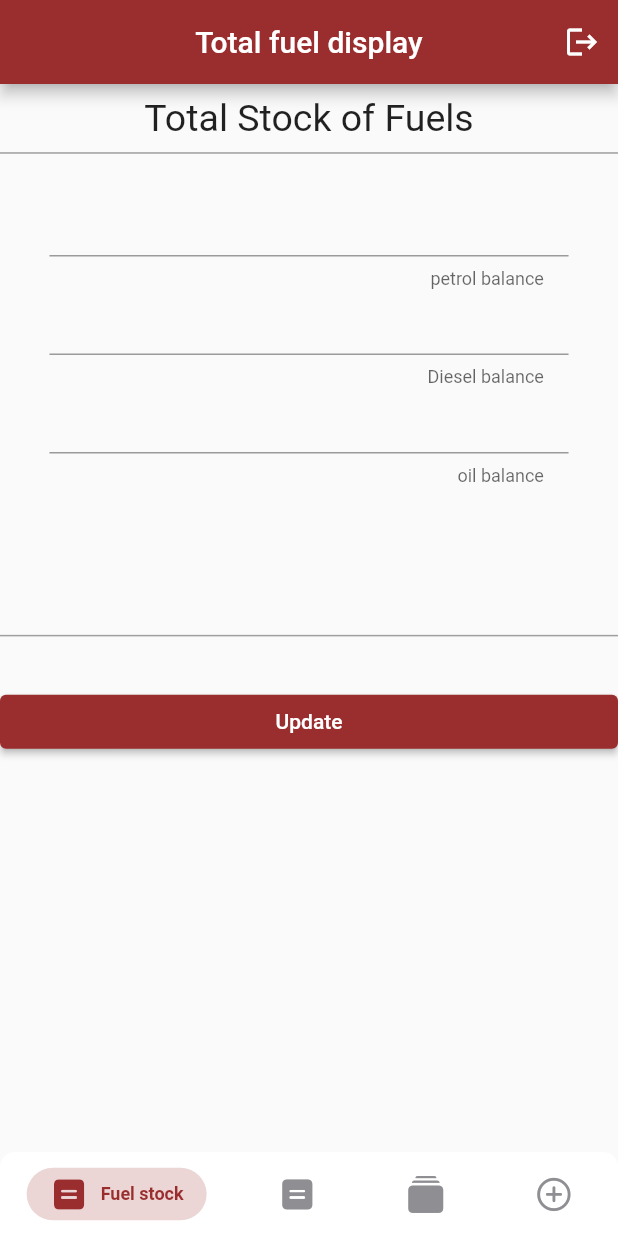
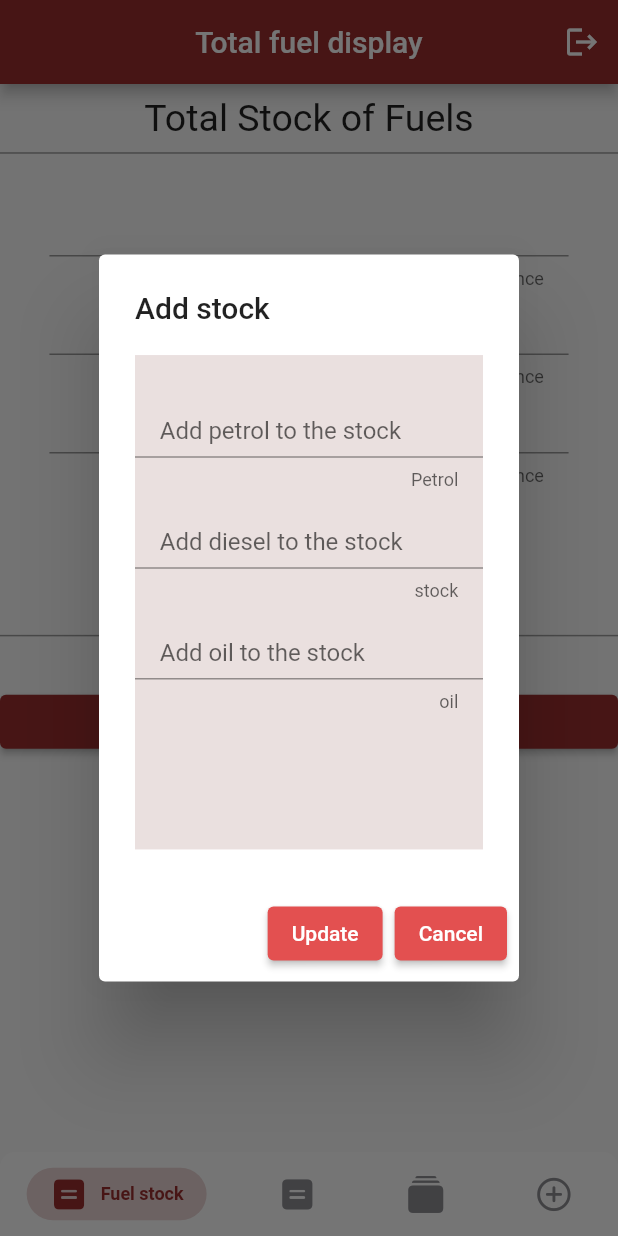
Before and after one commit to GOKULKRISHNA-R/Petrol_Bunk_Maintainence, a Flutter app: the screen it shows once a user with an empty profile is signed in, after a tap on "Update", on a phone screen of 412 x 824 dp. Run offline on Flutter 3.47's test engine with Material 2 defaults, Android fonts, the phone set to English and light mode, and no system bars; drawn by our look-alikes of persistent_bottom_nav_bar; our stand-ins replace cloud_firestore, firebase_auth, firebase_core, get, image_cropper, image_picker and 1 more; missing offline and left inert: google_mlkit_text_recognition; accounts and stored records are empty.

Commit message:
Update fuel_stock_display.dart

```diff
--- a/lib/screens/fuel_stock/fuel_stock_display.dart
+++ b/lib/screens/fuel_stock/fuel_stock_display.dart
@@ -22,9 +22,9 @@ class FuelStockDisplay extends StatelessWidget {
 
   getFuelData() async {
     x = await currentFuelStockDB.getDataFromDB();
-    fuelStockController.cDiesel.text = x['diesel'].toString() ;
-    fuelStockController.cPetrol.text = x['petrol'].toString() ;
-    fuelStockController.cOil.text = x['oil'].toString() ;
+    fuelStockController.cDiesel.text = x['diesel'].toString();
+    fuelStockController.cPetrol.text = x['petrol'].toString();
+    fuelStockController.cOil.text = x['oil'].toString();
   }
 
   @override
@@ -64,10 +64,10 @@ class FuelStockDisplay extends StatelessWidget {
             thickness: 1,
           ),
           Container(
-            child: Column(children: [
+              child: Column(
+            children: [
               Container(
                 padding: EdgeInsets.all(Get.width * 0.08),
-
                 child: Column(
                   children: [
                     TextField(
@@ -121,9 +121,8 @@ class FuelStockDisplay extends StatelessWidget {
               SizedBox(
                 height: Get.height * 0.04,
               ),
-                ],)
-
-          ),
+            ],
+          )),
           SizedBox(
             height: Get.height * 0.04,
           ),
@@ -142,7 +141,8 @@ class FuelStockDisplay extends StatelessWidget {
               foregroundColor: Colors.white, // foreground (text) color
             ),
             onPressed: () {
-              // int petrolCost =
+              _showAlertDialog(
+                  context, fuelStockController, currentFuelStockDB);
             },
             child: const Text('Update'),
           ),
@@ -150,71 +150,116 @@ class FuelStockDisplay extends StatelessWidget {
   }
 }
 
+void _showAlertDialog(
+    BuildContext context,
+    FuelStockController fuelStockController,
+    CurrentFuelStockDB currentFuelStockDB) {
+  AlertDialog alert = AlertDialog(
+    title: Text("Add stock"),
+    content: Container(
+      color: Color.fromARGB(255, 234, 224, 223),
+      height: Get.height * 0.4,
+      child: Column(
+        children: [
+          SizedBox(
+            height: Get.height * 0.04,
+          ),
+          // Text(
+          //   "Total petrol sold :",
+          //   textAlign: TextAlign.right,
+          // ),
+          TextField(
+            controller: fuelStockController.addPetrol,
+            decoration: InputDecoration(
+                isDense: true,
+                contentPadding: EdgeInsets.symmetric(
+                    horizontal: Get.width * 0.04, vertical: Get.height * 0.01),
+                counterText: 'Petrol',
+                hintText: "Add petrol to the stock"),
+            keyboardType: TextInputType.number,
+            inputFormatters: [FilteringTextInputFormatter.digitsOnly],
+          ),
+          SizedBox(
+            height: Get.height * 0.02,
+          ),
+          // Text(
+          //   "Total diesel sold (in rupees):",
+          //   textAlign: TextAlign.right,
+          // ),
+          TextField(
+            // controller: calculatorController.todayOil,
+            controller: fuelStockController.addDiesel,
+            decoration: InputDecoration(
+                isDense: true,
+                contentPadding: EdgeInsets.symmetric(
+                    horizontal: Get.width * 0.04, vertical: Get.height * 0.01),
+                counterText: 'stock',
+                hintText: "Add diesel to the stock"),
+            keyboardType: TextInputType.number,
+            inputFormatters: [FilteringTextInputFormatter.digitsOnly],
+          ),
+          SizedBox(
+            height: Get.height * 0.02,
+          ),
+          // Text(
+          //   "Total amount :",
+          //   textAlign: TextAlign.right,
+          // ),
+          TextField(
+            controller: fuelStockController.addOil,
+            decoration: InputDecoration(
+                isDense: true,
+                contentPadding: EdgeInsets.symmetric(
+                    horizontal: Get.width * 0.04, vertical: Get.height * 0.01),
+                counterText: 'oil',
+                hintText: "Add oil to the stock"),
+            keyboardType: TextInputType.number,
+            inputFormatters: [FilteringTextInputFormatter.digitsOnly],
+          ),
+        ],
+      ),
+    ),
+    actions: [
+      ElevatedButton(
+        style: ElevatedButton.styleFrom(
+          backgroundColor:
+              Color.fromARGB(255, 227, 80, 80), // background (button) color
+          foregroundColor: Colors.white, // foreground (text) color
+        ),
+        onPressed: () {
+          String petrol_s = fuelStockController.addPetrol.text;
+          String diesel_s = fuelStockController.addDiesel.text;
+          String oil_s = fuelStockController.addOil.text;
+          int petrol = int.parse(petrol_s);
+          int diesel = int.parse(diesel_s);
+          int oil = int.parse(oil_s);
+          currentFuelStockDB.addFuelStock(petrol, diesel, oil);
+          Get.back();
+        },
+        child: Text("Update"),
+      ),
+      ElevatedButton(
+        style: ElevatedButton.styleFrom(
+          backgroundColor:
+              Color.fromARGB(255, 227, 80, 80), // background (button) color
+          foregroundColor: Colors.white, // foreground (text) color
+        ),
+        onPressed: () {
+          Get.back();
+        },
+        child: Text("Cancel"),
+      ),
+    ],
+  );
 
+  showDialog(
+    context: context,
+    builder: (BuildContext context) {
+      return alert;
+    },
+  );
+}
 
-  // Container(
-  //           padding: EdgeInsets.only(
-  //               top: Get.height * 0.01, bottom: Get.height * 0.01),
-  //           child: Row(
-  //             mainAxisAlignment: MainAxisAlignment.center,
-  //             children: [
-  //               Text(
-  //                 "Update products",
-  //                 style: TextStyle(fontSize: 25),
-  //               ),
-  //             ],
-  //           ),
-  //         ),
-  //         // Divider(
-  //         //   color: Colors.grey,
-  //         //   height: 1,
-  //         //   thickness: 1,
-  //         // ),
-  //         SizedBox(
-  //           height: Get.height * 0.05,
-  //         ),
-  //         TextField(
-  //           // controller: calculatorController.todayDiesel,
-  //           decoration: InputDecoration(
-  //               isDense: true,
-  //               contentPadding: EdgeInsets.symmetric(
-  //                   horizontal: Get.width * 0.03, vertical: Get.height * 0.01),
-  //               counterText: 'Petrol',
-  //               hintText: "Enter the amount of petrol added (in lit)"),
-  //           keyboardType: TextInputType.number,
-  //           inputFormatters: [FilteringTextInputFormatter.digitsOnly],
-  //         ),
-  //         SizedBox(
-  //           height: Get.height * 0.04,
-  //         ),
-  //         TextField(
-  //           // controller: calculatorController.todayDiesel,
-  //           decoration: InputDecoration(
-  //             isDense: true,
-  //             contentPadding: EdgeInsets.symmetric(
-  //                 horizontal: Get.width * 0.03, vertical: Get.height * 0.01),
-  //             counterText: 'Diesel',
-  //             hintText: "Enter the amount of diesel added (in lit)",
-  //           ),
-  //           keyboardType: TextInputType.number,
-  //           inputFormatters: [FilteringTextInputFormatter.digitsOnly],
-  //         ),
-  //         SizedBox(
-  //           height: Get.height * 0.04,
-  //         ),
-  //         TextField(
-  //           // controller: calculatorController.todayDiesel,
-  //           decoration: InputDecoration(
-  //               isDense: true,
-  //               contentPadding: EdgeInsets.symmetric(
-  //                   horizontal: Get.width * 0.03, vertical: Get.height * 0.01),
-  //               counterText: 'Oil',
-  //               hintText: "Enter the amount of oil added (in lit)"),
-  //           keyboardType: TextInputType.number,
-  //           inputFormatters: [FilteringTextInputFormatter.digitsOnly],
-  //         ),
-
-  //         ElevatedButton(
   //           style: ElevatedButton.styleFrom(
   //             backgroundColor:
   //                 Color.fromARGB(255, 154, 46, 46), // background (button) color
```
Lines whose indentation alone changed are shown as unchanged.
